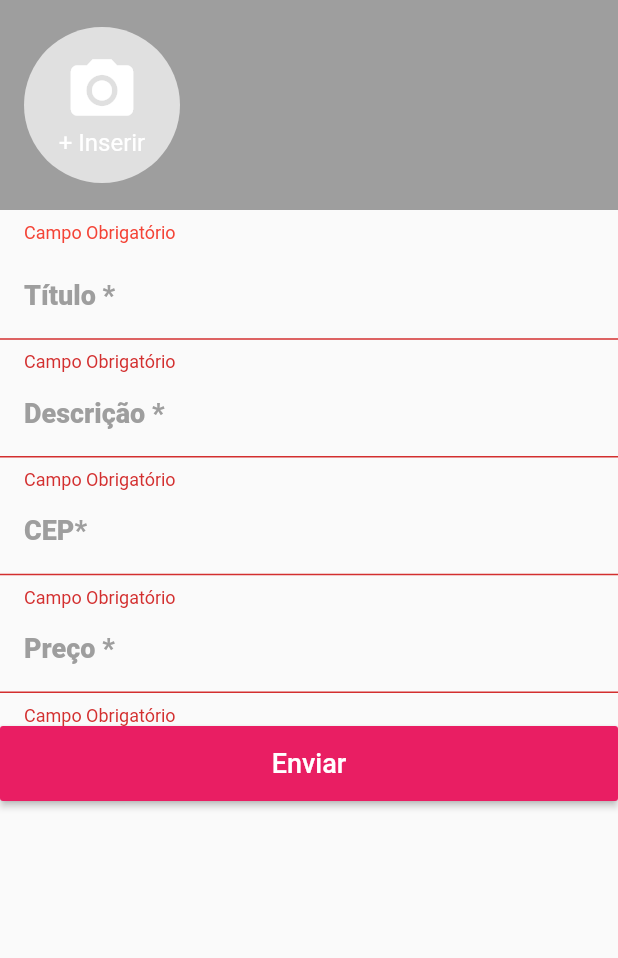
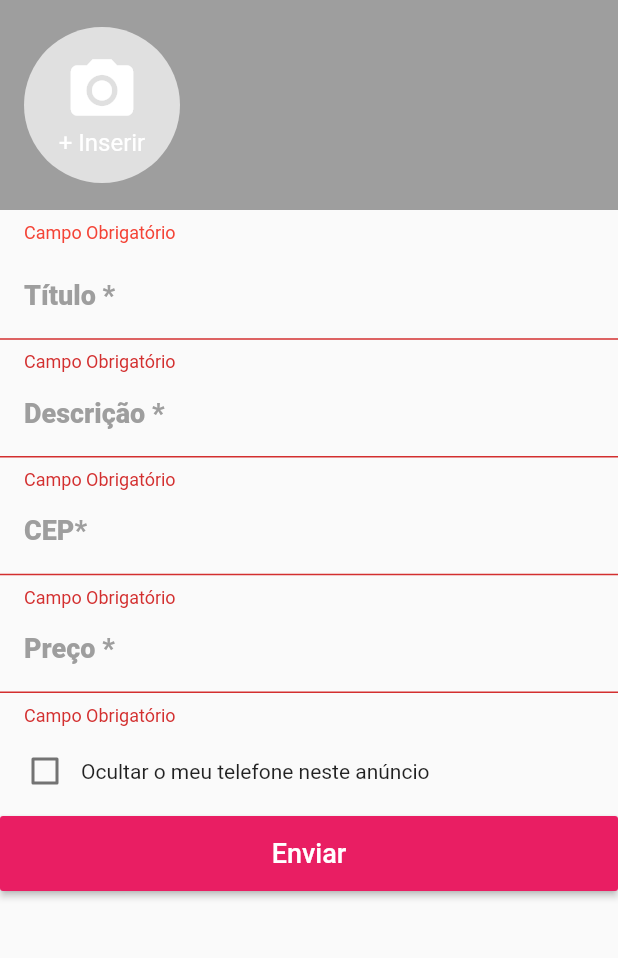
Before and after one commit to PAULOFO/business_magazine, a Flutter app: the CreateScreen screen opened directly, after a tap on "Enviar", on a phone screen of 412 x 824 dp, the part 84-1042 px from its top. Run offline on Flutter 3.47's test engine with Material 2 defaults, Android fonts, the phone set to English and light mode, and no system bars; our stand-ins replace brasil_fields, dio, image_picker, rxdart.

Commit message:
Criando o Campo de Ocultar Telefone

```diff
--- a/lib/screens/create/create_screen.dart
+++ b/lib/screens/create/create_screen.dart
@@ -2,6 +2,7 @@ import 'package:brasil_fields/brasil_fields.dart';
 import 'package:businessmagazine/api/api_postalcode.dart';
 import 'package:businessmagazine/common/custom_drawer/cep_field.dart';
 import 'package:businessmagazine/common/custom_drawer/custom_drawer.dart';
+import 'package:businessmagazine/screens/create/widgets/hide_phone_widget.dart';
 import 'package:businessmagazine/screens/create/widgets/images_field.dart';
 import 'package:flutter/material.dart';
 import 'package:flutter/services.dart';
@@ -107,7 +108,7 @@ class _CreateScreenState extends State<CreateScreen> {
               validator: (text) {
                 if (text.isEmpty) return 'Campo Obrigatório';
                 //if (text.trim().isEmpty) return 'Campo Obrigatório';
-                if (double.tryParse(text) == null)
+                if (int.tryParse(getSanitizedText(text)) == null)
                   return 'Utilize valores válidos';
                 return null;
               },
@@ -115,7 +116,12 @@ class _CreateScreenState extends State<CreateScreen> {
 
               },
             ),
+            HidePhoneWidget(
+              onSaved: (h){
 
+              },
+              initialValue: false,
+            ),
             Container(
               height: 50,
               child: RaisedButton(
@@ -140,4 +146,7 @@ class _CreateScreenState extends State<CreateScreen> {
       ),
     );
   }
+  String getSanitizedText(String text) {
+    return text.replaceAll(RegExp(r'[^\d]'), '');
+  }
 }
--- /dev/null
+++ b/lib/screens/create/widgets/hide_phone_widget.dart
@@ -0,0 +1,25 @@
+import 'package:flutter/material.dart';
+
+class HidePhoneWidget extends FormField<bool> {
+
+  HidePhoneWidget({FormFieldSetter<bool> onSaved, bool initialValue}) : super(
+    initialValue: initialValue,
+    onSaved: onSaved,
+    builder: (state){
+      return Padding(
+        padding: const EdgeInsets.all(6),
+        child: Row(
+          children: <Widget>[
+            Checkbox(
+                value: state.value,
+                onChanged: (b){
+                  state.didChange(b);
+                },
+            ),
+            const Text('Ocultar o meu telefone neste anúncio')
+          ],
+        ),
+      );
+    }
+  );
+}
```
